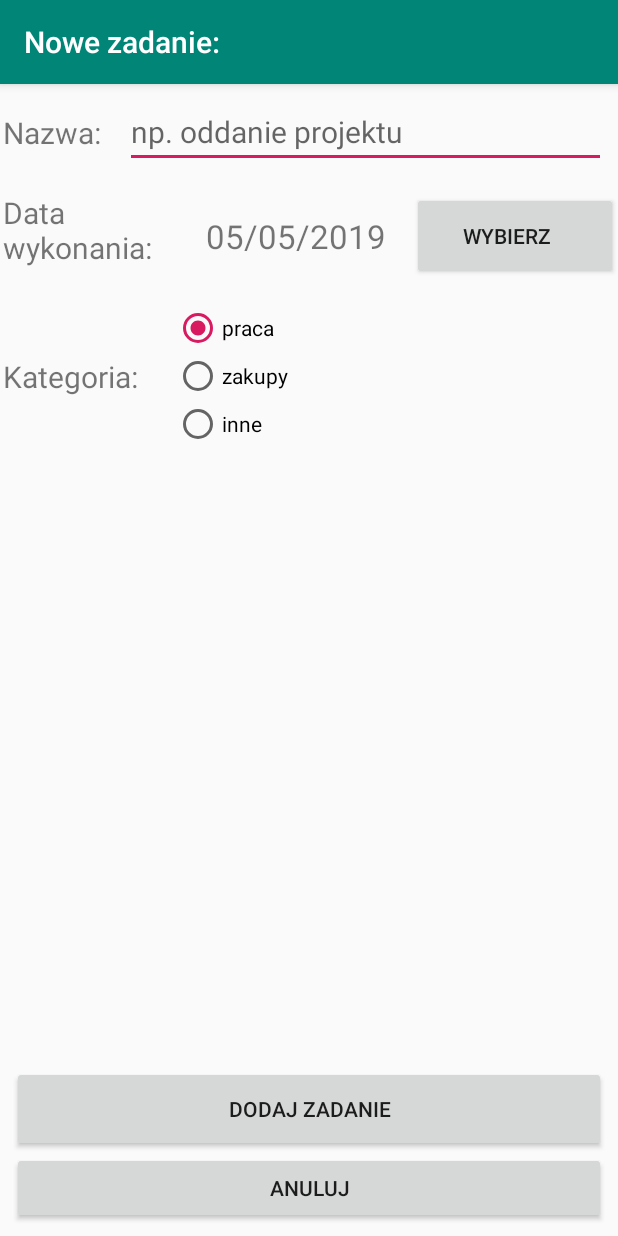
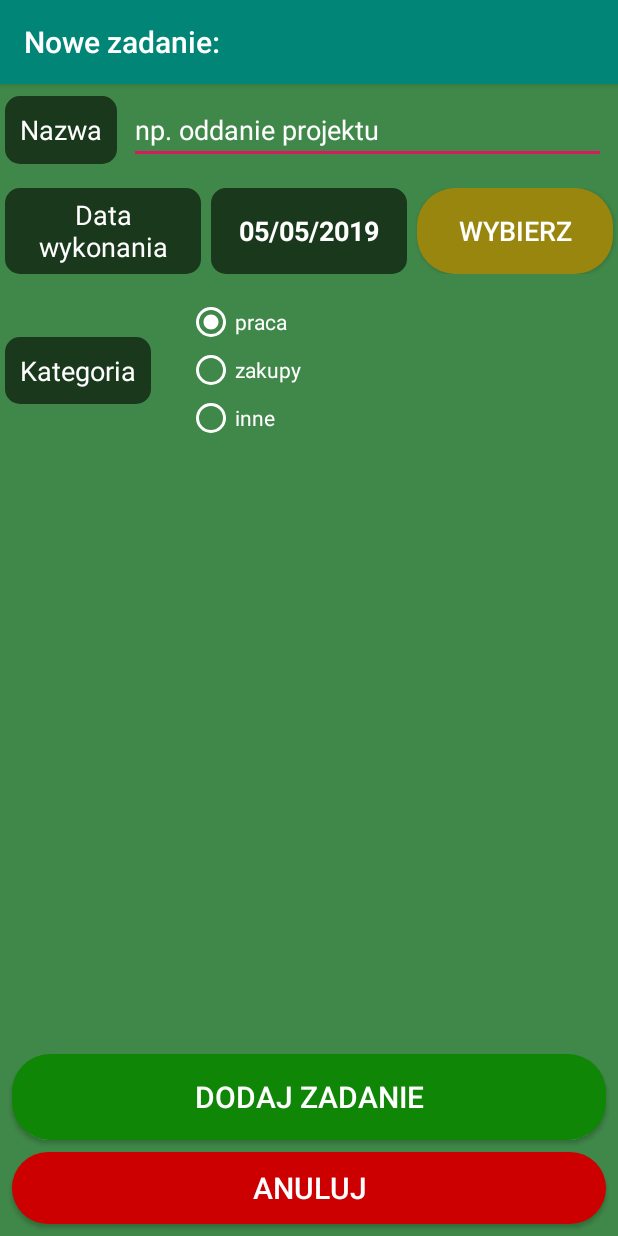
Before and after one commit to Rafi6677/ToDo-App---Android, an Android app: the AddTaskActivity screen opened directly, with no data from a screen before it, on a phone screen of 412 x 824 dp. Run offline under Robolectric (Android 15) with nearby library versions, the phone set to English and light mode, and no system bars.

Commit message:
TaskListActivity Layout and AddTaskActivity Layout improved

```diff
--- a/app/build.gradle
+++ b/app/build.gradle
@@ -8,7 +8,7 @@ android {
     compileSdkVersion 28
     defaultConfig {
         applicationId "com.example.todoapp"
-        minSdkVersion 15
+        minSdkVersion 21
         targetSdkVersion 28
         versionCode 1
         versionName "1.0"
--- /dev/null
+++ b/app/src/main/res/drawable/add_name_edit_text_background.xml
@@ -0,0 +1,6 @@
+<?xml version="1.0" encoding="utf-8"?>
+<shape xmlns:android="http://schemas.android.com/apk/res/android"
+       android:shape="rectangle">
+    <solid android:color="@android:color/white" />
+    <corners android:radius="25dp"/>
+</shape>
--- /dev/null
+++ b/app/src/main/res/drawable/add_task_button_background.xml
@@ -0,0 +1,6 @@
+<?xml version="1.0" encoding="utf-8"?>
+<shape xmlns:android="http://schemas.android.com/apk/res/android"
+       android:shape="rectangle">
+    <solid android:color="@color/colorAddTaskButton" />
+    <corners android:radius="25dp"/>
+</shape>
--- /dev/null
+++ b/app/src/main/res/drawable/cancel_button_background.xml
@@ -0,0 +1,6 @@
+<?xml version="1.0" encoding="utf-8"?>
+<shape xmlns:android="http://schemas.android.com/apk/res/android"
+       android:shape="rectangle">
+    <solid android:color="@android:color/holo_red_dark" />
+    <corners android:radius="25dp"/>
+</shape>
--- /dev/null
+++ b/app/src/main/res/drawable/choose_date_button_background.xml
@@ -0,0 +1,6 @@
+<?xml version="1.0" encoding="utf-8"?>
+<shape xmlns:android="http://schemas.android.com/apk/res/android"
+       android:shape="rectangle">
+    <solid android:color="@color/colorBackgroundRow" />
+    <corners android:radius="25dp"/>
+</shape>
--- /dev/null
+++ b/app/src/main/res/drawable/task_list_row_background.xml
@@ -0,0 +1,6 @@
+<?xml version="1.0" encoding="utf-8"?>
+<shape xmlns:android="http://schemas.android.com/apk/res/android"
+       android:shape="rectangle">
+    <solid android:color="@color/colorBackgroundRow" />
+    <corners android:radius="10dp"/>
+</shape>
--- /dev/null
+++ b/app/src/main/res/drawable/task_list_row_title_background.xml
@@ -0,0 +1,6 @@
+<?xml version="1.0" encoding="utf-8"?>
+<shape xmlns:android="http://schemas.android.com/apk/res/android"
+       android:shape="rectangle">
+    <solid android:color="@color/colorBackgroundTitle" />
+    <corners android:radius="10dp"/>
+</shape>
--- a/app/src/main/res/layout/activity_add_task.xml
+++ b/app/src/main/res/layout/activity_add_task.xml
@@ -5,28 +5,25 @@
         xmlns:app="http://schemas.android.com/apk/res-auto"
         android:layout_width="match_parent"
         android:layout_height="match_parent"
-        tools:context=".activities.AddTaskActivity">
+        tools:context=".activities.AddTaskActivity"
+        android:background="@color/colorBackground">
 
-    <TextView
-            android:text="@string/new_task_category"
-            android:layout_width="wrap_content"
-            android:layout_height="wrap_content"
-            android:id="@+id/taskCategory_AddTaskTextView"
-            app:layout_constraintStart_toStartOf="parent"
-            android:textSize="20sp"
-            android:paddingLeft="2dp"
-            app:layout_constraintTop_toTopOf="@+id/taskCategory_AddTaskRadioGroup"
-            app:layout_constraintBottom_toBottomOf="@+id/taskCategory_AddTaskRadioGroup"/>
     <TextView
             android:text="@string/new_task_name"
             android:layout_width="wrap_content"
-            android:layout_height="wrap_content"
+            android:layout_height="0dp"
             android:id="@+id/taskName_AddTaskTextView"
-            android:textSize="20sp"
-            android:paddingLeft="2dp"
+            android:textSize="18sp"
+            android:gravity="center"
+            android:paddingLeft="10dp"
+            android:paddingRight="10dp"
+            android:layout_marginLeft="3dp"
+            android:layout_marginRight="3dp"
             app:layout_constraintStart_toStartOf="parent"
             app:layout_constraintTop_toTopOf="@+id/taskName_AddTaskEditText"
-            app:layout_constraintBottom_toBottomOf="@+id/taskName_AddTaskEditText"/>
+            app:layout_constraintBottom_toBottomOf="@+id/taskName_AddTaskEditText"
+            android:textColor="@android:color/white"
+            android:background="@drawable/task_list_row_title_background"/>
     <EditText
             android:layout_width="0dp"
             android:layout_height="wrap_content"
@@ -34,63 +31,18 @@
             android:ems="10"
             android:id="@+id/taskName_AddTaskEditText"
             app:layout_constraintStart_toEndOf="@+id/taskName_AddTaskTextView"
-            android:layout_marginStart="16dp"
-            android:layout_marginLeft="16dp"
-            android:textSize="20sp"
+            android:textSize="18sp"
             android:layout_marginEnd="8dp"
             app:layout_constraintEnd_toEndOf="parent"
             android:layout_marginRight="8dp"
             android:layout_marginTop="8dp"
             app:layout_constraintTop_toTopOf="parent"
-            android:hint="@string/new_task_name_hint"/>
-    <RadioGroup
-            android:layout_width="0dp"
-            android:layout_height="wrap_content"
-            app:layout_constraintStart_toEndOf="@+id/taskCategory_AddTaskTextView"
-            android:layout_marginLeft="24dp" android:layout_marginStart="24dp" app:layout_constraintEnd_toEndOf="parent"
-            android:layout_marginEnd="8dp" android:layout_marginRight="8dp"
-            android:id="@+id/taskCategory_AddTaskRadioGroup"
-            app:layout_constraintHorizontal_bias="0.0"
-            android:layout_marginTop="16dp" app:layout_constraintTop_toBottomOf="@+id/linearLayout_AddTask">
-        <RadioButton
-                android:text="@string/category_work"
-                android:layout_width="wrap_content"
-                android:layout_height="wrap_content"
-                android:id="@+id/categoryWork_AddTaskRadioButton"
-                android:layout_weight="1"/>
-        <RadioButton
-                android:text="@string/category_shopping"
-                android:layout_width="wrap_content"
-                android:layout_height="wrap_content"
-                android:id="@+id/categoryShopping_AddTaskRadioButton"
-                android:layout_weight="1"/>
-        <RadioButton
-                android:text="@string/category_other"
-                android:layout_width="wrap_content"
-                android:layout_height="wrap_content"
-                android:id="@+id/categoryOther_AddTaskRadioButton"
-                android:layout_weight="1"/>
-    </RadioGroup>
-    <Button
-            android:text="@string/task_list_add_button"
-            android:layout_width="0dp"
-            android:layout_height="57dp"
-            android:id="@+id/addTask_AddTaskButton"
-            app:layout_constraintEnd_toEndOf="parent"
-            android:layout_marginEnd="8dp" android:layout_marginRight="8dp"
-            app:layout_constraintStart_toStartOf="parent" android:layout_marginLeft="8dp"
+            android:hint="@string/new_task_name_hint"
+            android:layout_marginLeft="8dp"
             android:layout_marginStart="8dp"
-            app:layout_constraintBottom_toTopOf="@+id/cancel_AddTaskButton"/>
-    <Button
-            android:text="@string/new_task_cancel_button"
-            android:layout_width="0dp"
-            android:layout_height="wrap_content"
-            android:id="@+id/cancel_AddTaskButton" app:layout_constraintStart_toStartOf="parent"
-            android:layout_marginLeft="8dp"
-            android:layout_marginStart="8dp" android:layout_marginBottom="8dp"
-            app:layout_constraintBottom_toBottomOf="parent"
-            app:layout_constraintEnd_toEndOf="parent" android:layout_marginEnd="8dp" android:layout_marginRight="8dp"/>
-
+            app:layout_constraintHorizontal_bias="1.0"
+            android:textColor="@android:color/white"
+            android:textColorHint="@android:color/white"/>
     <LinearLayout
             android:orientation="horizontal"
             android:layout_width="0dp"
@@ -107,23 +59,120 @@
                 android:layout_height="match_parent"
                 android:id="@+id/taskDate_AddTaskTextView"
                 android:layout_weight="1"
-                android:textSize="20sp"
-                android:paddingLeft="2dp"/>
+                android:textSize="18sp"
+                android:gravity="center"
+                android:paddingLeft="10dp"
+                android:paddingRight="10dp"
+                android:layout_marginLeft="3dp"
+                android:layout_marginRight="3dp"
+                android:textColor="@android:color/white"
+                android:background="@drawable/task_list_row_title_background"/>
         <TextView
                 android:text="@string/new_task_date_hint"
                 android:layout_width="match_parent"
                 android:layout_height="match_parent"
-                android:gravity="center_vertical"
+                android:gravity="center"
                 android:id="@+id/dateChoosen_AddTaskTextView"
+                android:layout_marginRight="3dp"
+                android:layout_marginLeft="3dp"
                 android:layout_weight="1"
-                android:textSize="22sp"/>
+                android:textSize="18sp"
+                android:textColor="@android:color/white"
+                android:textStyle="bold"
+                android:background="@drawable/task_list_row_title_background"/>
         <Button
                 android:text="@string/new_task_date_button"
                 android:layout_width="match_parent"
                 android:layout_height="match_parent"
                 android:id="@+id/addDate_AddTaskButton"
                 android:layout_weight="1"
-                android:paddingLeft="2dp"/>
+                android:layout_marginLeft="3dp"
+                android:layout_marginRight="3dp"
+                android:background="@drawable/choose_date_button_background"
+                android:textColor="@android:color/white"
+                android:textSize="18sp"/>
     </LinearLayout>
+    <RadioGroup
+            android:layout_width="0dp"
+            android:layout_height="wrap_content"
+            app:layout_constraintStart_toEndOf="@+id/taskCategory_AddTaskTextView"
+            android:layout_marginLeft="24dp"
+            android:layout_marginStart="24dp"
+            app:layout_constraintEnd_toEndOf="parent"
+            android:layout_marginEnd="8dp"
+            android:layout_marginRight="8dp"
+            android:id="@+id/taskCategory_AddTaskRadioGroup"
+            app:layout_constraintHorizontal_bias="0.0"
+            android:layout_marginTop="16dp"
+            app:layout_constraintTop_toBottomOf="@+id/linearLayout_AddTask">
+        <RadioButton
+                android:text="@string/category_work"
+                android:layout_width="wrap_content"
+                android:layout_height="wrap_content"
+                android:id="@+id/categoryWork_AddTaskRadioButton"
+                android:layout_weight="1"
+                android:textColor="@android:color/white"
+                android:buttonTint="@android:color/white"/>
+        <RadioButton
+                android:text="@string/category_shopping"
+                android:layout_width="wrap_content"
+                android:layout_height="wrap_content"
+                android:id="@+id/categoryShopping_AddTaskRadioButton"
+                android:layout_weight="1"
+                android:textColor="@android:color/white"
+                android:buttonTint="@android:color/white"/>
+        <RadioButton
+                android:text="@string/category_other"
+                android:layout_width="wrap_content"
+                android:layout_height="wrap_content"
+                android:id="@+id/categoryOther_AddTaskRadioButton"
+                android:layout_weight="1"
+                android:textColor="@android:color/white"
+                android:buttonTint="@android:color/white"/>
+    </RadioGroup>
+    <TextView
+            android:text="@string/new_task_category"
+            android:layout_width="wrap_content"
+            android:layout_height="wrap_content"
+            android:id="@+id/taskCategory_AddTaskTextView"
+            app:layout_constraintStart_toStartOf="parent"
+            android:textSize="18sp"
+            android:gravity="center"
+            android:padding="10dp"
+            android:layout_marginLeft="3dp"
+            android:layout_marginRight="3dp"
+            android:textColor="@android:color/white"
+            android:background="@drawable/task_list_row_title_background"
+            app:layout_constraintTop_toTopOf="@+id/taskCategory_AddTaskRadioGroup"
+            app:layout_constraintBottom_toBottomOf="@+id/taskCategory_AddTaskRadioGroup"/>
+    <Button
+            android:text="@string/task_list_add_button"
+            android:layout_width="0dp"
+            android:layout_height="57dp"
+            android:id="@+id/addTask_AddTaskButton"
+            app:layout_constraintEnd_toEndOf="parent"
+            android:layout_marginEnd="8dp"
+            app:layout_constraintStart_toStartOf="parent"
+            android:layout_marginStart="8dp"
+            app:layout_constraintBottom_toTopOf="@+id/cancel_AddTaskButton"
+            android:background="@drawable/add_task_button_background"
+            android:textColor="@android:color/white"
+            android:textSize="20sp" android:layout_marginBottom="8dp"/>
+    <Button
+            android:text="@string/new_task_cancel_button"
+            android:layout_width="0dp"
+            android:layout_height="wrap_content"
+            android:id="@+id/cancel_AddTaskButton"
+            app:layout_constraintStart_toStartOf="parent"
+            android:layout_marginLeft="8dp"
+            android:layout_marginStart="8dp"
+            android:layout_marginBottom="8dp"
+            app:layout_constraintBottom_toBottomOf="parent"
+            app:layout_constraintEnd_toEndOf="parent"
+            android:layout_marginEnd="8dp"
+            android:layout_marginRight="8dp"
+            android:background="@drawable/cancel_button_background"
+            android:textColor="@android:color/white"
+            android:textSize="20sp"/>
 
 </android.support.constraint.ConstraintLayout>
--- a/app/src/main/res/values/colors.xml
+++ b/app/src/main/res/values/colors.xml
@@ -3,4 +3,10 @@
     <color name="colorPrimary">#008577</color>
     <color name="colorPrimaryDark">#00574B</color>
     <color name="colorAccent">#D81B60</color>
+
+    <color name="colorBackground">#408849</color>
+    <color name="colorBackgroundTitle">#1A381B</color>
+    <color name="colorBackgroundRow">#99860E</color>
+
+    <color name="colorAddTaskButton">#0F8606</color>
 </resources>
--- a/app/src/main/res/values/strings.xml
+++ b/app/src/main/res/values/strings.xml
@@ -5,12 +5,12 @@
     <string name="task_list_add_button">Dodaj zadanie</string>
     <string name="new_task_cancel_button">Anuluj</string>
 
-    <string name="new_task_name">Nazwa:</string>
+    <string name="new_task_name">Nazwa</string>
     <string name="new_task_name_hint">np. oddanie projektu</string>
-    <string name="new_task_date">Data wykonania:</string>
+    <string name="new_task_date">Data wykonania</string>
     <string name="new_task_date_hint">01/01/2019</string>
     <string name="new_task_date_button">Wybierz</string>
-    <string name="new_task_category">Kategoria:</string>
+    <string name="new_task_category">Kategoria</string>
     <string name="new_task_category_hint">zakupy</string>
 
     <string name="category_work">praca</string>
```
Also changed, not shown: app/src/main/java/com/example/todoapp/db/DatabaseHandler.kt (+17 -5 lines), app/src/main/res/drawable/border.xml (deleted, +0 -15 lines), app/src/main/res/layout/activity_task_list.xml (+25 -11 lines), app/src/main/res/layout/task_list_row.xml (+17 -7 lines).
